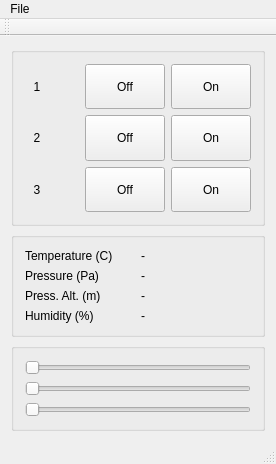
Before: the Qt Designer form remote/mainwindow.ui in cvilas/envmon, drawn with Qt 5.
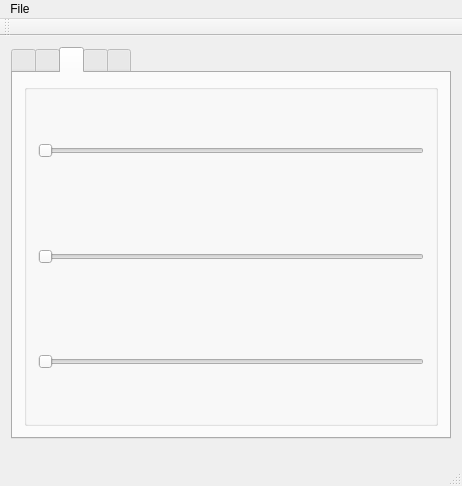
After: the same form once the commit is applied. The open tabs and pages were chosen to show the change. Icons and pictures are not drawn. Custom widgets are drawn as their Qt base class.

What changed in the file:
```diff
--- a/remote/mainwindow.ui
+++ b/remote/mainwindow.ui
@@ -6,14 +6,34 @@
    <rect>
     <x>0</x>
     <y>0</y>
-    <width>276</width>
-    <height>464</height>
+    <width>462</width>
+    <height>486</height>
    </rect>
   </property>
   <property name="windowTitle">
    <string>iota remote</string>
   </property>
   <widget class="QWidget" name="centralWidget">
+   <layout class="QGridLayout" name="gridLayout_6">
+    <item row="0" column="0">
+     <widget class="QTabWidget" name="tabWidget">
+      <property name="currentIndex">
+       <number>1</number>
+      </property>
+      <property name="iconSize">
+       <size>
+        <width>48</width>
+        <height>48</height>
+       </size>
+      </property>
+      <widget class="QWidget" name="switchesTab">
+       <attribute name="icon">
+        <iconset resource="resources.qrc">
+         <normaloff>:/images/plug.png</normaloff>:/images/plug.png</iconset>
+       </attribute>
+       <attribute name="title">
+        <string/>
+       </attribute>
    <layout class="QGridLayout" name="gridLayout">
     <item row="0" column="0">
      <widget class="QGroupBox" name="switchGroup">
@@ -21,23 +41,7 @@
        <string/>
       </property>
       <layout class="QGridLayout" name="gridLayout_2">
-       <item row="0" column="0">
-        <widget class="QLabel" name="lblBtn0">
-         <property name="sizePolicy">
-          <sizepolicy hsizetype="Minimum" vsizetype="Preferred">
-           <horstretch>0</horstretch>
-           <verstretch>0</verstretch>
-          </sizepolicy>
-         </property>
-         <property name="text">
-          <string>1</string>
-         </property>
-         <property name="alignment">
-          <set>Qt::AlignCenter</set>
-         </property>
-        </widget>
-       </item>
-       <item row="0" column="2">
+           <item row="0" column="1">
         <widget class="QPushButton" name="offBtn0">
          <property name="sizePolicy">
           <sizepolicy hsizetype="Minimum" vsizetype="Minimum">
@@ -50,7 +54,7 @@
          </property>
         </widget>
        </item>
-       <item row="0" column="3">
+           <item row="0" column="2">
         <widget class="QPushButton" name="onBtn0">
          <property name="sizePolicy">
           <sizepolicy hsizetype="Minimum" vsizetype="Minimum">
@@ -63,23 +67,7 @@
          </property>
         </widget>
        </item>
-       <item row="1" column="0">
-        <widget class="QLabel" name="lblBtn1">
-         <property name="sizePolicy">
-          <sizepolicy hsizetype="Minimum" vsizetype="Preferred">
-           <horstretch>0</horstretch>
-           <verstretch>0</verstretch>
-          </sizepolicy>
-         </property>
-         <property name="text">
-          <string>2</string>
-         </property>
-         <property name="alignment">
-          <set>Qt::AlignCenter</set>
-         </property>
-        </widget>
-       </item>
-       <item row="1" column="2">
+           <item row="1" column="1">
         <widget class="QPushButton" name="offBtn1">
          <property name="sizePolicy">
           <sizepolicy hsizetype="Minimum" vsizetype="Minimum">
@@ -92,7 +80,7 @@
          </property>
         </widget>
        </item>
-       <item row="1" column="3">
+           <item row="1" column="2">
         <widget class="QPushButton" name="onBtn1">
          <property name="sizePolicy">
           <sizepolicy hsizetype="Minimum" vsizetype="Minimum">
@@ -105,23 +93,7 @@
          </property>
         </widget>
        </item>
-       <item row="2" column="0">
-        <widget class="QLabel" name="lblBtn2">
-         <property name="sizePolicy">
-          <sizepolicy hsizetype="Minimum" vsizetype="Minimum">
-           <horstretch>0</horstretch>
-           <verstretch>0</verstretch>
-          </sizepolicy>
-         </property>
-         <property name="text">
-          <string>3</string>
-         </property>
-         <property name="alignment">
-          <set>Qt::AlignCenter</set>
-         </property>
-        </widget>
-       </item>
-       <item row="2" column="2">
+           <item row="2" column="1">
         <widget class="QPushButton" name="offBtn2">
          <property name="sizePolicy">
           <sizepolicy hsizetype="Minimum" vsizetype="Minimum">
@@ -134,7 +106,7 @@
          </property>
         </widget>
        </item>
-       <item row="2" column="3">
+           <item row="2" column="2">
         <widget class="QPushButton" name="onBtn2">
          <property name="sizePolicy">
           <sizepolicy hsizetype="Minimum" vsizetype="Minimum">
@@ -147,7 +119,7 @@
          </property>
         </widget>
        </item>
-       <item row="0" column="1">
+           <item row="0" column="0">
         <widget class="SwitchStatusIndicator" name="swStatus0" native="true">
          <property name="sizePolicy">
           <sizepolicy hsizetype="Preferred" vsizetype="MinimumExpanding">
@@ -163,7 +135,7 @@
          </property>
         </widget>
        </item>
-       <item row="1" column="1">
+           <item row="1" column="0">
         <widget class="SwitchStatusIndicator" name="swStatus1" native="true">
          <property name="sizePolicy">
           <sizepolicy hsizetype="Preferred" vsizetype="MinimumExpanding">
@@ -198,7 +170,18 @@
       </layout>
      </widget>
     </item>
-    <item row="1" column="0">
+       </layout>
+      </widget>
+      <widget class="QWidget" name="weatherTab">
+       <attribute name="icon">
+        <iconset resource="resources.qrc">
+         <normaloff>:/images/weather.png</normaloff>:/images/weather.png</iconset>
+       </attribute>
+       <attribute name="title">
+        <string/>
+       </attribute>
+       <layout class="QGridLayout" name="gridLayout_4">
+        <item row="0" column="0">
      <widget class="QGroupBox" name="weatherGroup">
       <property name="title">
        <string/>
@@ -263,7 +246,18 @@
       </layout>
      </widget>
     </item>
-    <item row="2" column="0">
+       </layout>
+      </widget>
+      <widget class="QWidget" name="lampTab">
+       <attribute name="icon">
+        <iconset resource="resources.qrc">
+         <normaloff>:/images/lamp.png</normaloff>:/images/lamp.png</iconset>
+       </attribute>
+       <attribute name="title">
+        <string/>
+       </attribute>
+       <layout class="QGridLayout" name="gridLayout_5">
+        <item row="0" column="0">
      <widget class="QGroupBox" name="lightGroup">
       <property name="title">
        <string/>
@@ -271,6 +265,12 @@
       <layout class="QVBoxLayout" name="verticalLayout">
        <item>
         <widget class="QSlider" name="redLampValue">
+             <property name="sizePolicy">
+              <sizepolicy hsizetype="Expanding" vsizetype="MinimumExpanding">
+               <horstretch>0</horstretch>
+               <verstretch>0</verstretch>
+              </sizepolicy>
+             </property>
          <property name="maximum">
           <number>255</number>
          </property>
@@ -281,6 +281,12 @@
        </item>
        <item>
         <widget class="QSlider" name="greenLampValue">
+             <property name="sizePolicy">
+              <sizepolicy hsizetype="Expanding" vsizetype="MinimumExpanding">
+               <horstretch>0</horstretch>
+               <verstretch>0</verstretch>
+              </sizepolicy>
+             </property>
          <property name="maximum">
           <number>255</number>
          </property>
@@ -291,6 +297,12 @@
        </item>
        <item>
         <widget class="QSlider" name="blueLampValue">
+             <property name="sizePolicy">
+              <sizepolicy hsizetype="Expanding" vsizetype="MinimumExpanding">
+               <horstretch>0</horstretch>
+               <verstretch>0</verstretch>
+              </sizepolicy>
+             </property>
          <property name="maximum">
           <number>255</number>
          </property>
@@ -300,6 +312,28 @@
         </widget>
        </item>
       </layout>
+         </widget>
+        </item>
+       </layout>
+      </widget>
+      <widget class="QWidget" name="motionTab">
+       <attribute name="icon">
+        <iconset resource="resources.qrc">
+         <normaloff>:/images/intruder.png</normaloff>:/images/intruder.png</iconset>
+       </attribute>
+       <attribute name="title">
+        <string/>
+       </attribute>
+      </widget>
+      <widget class="QWidget" name="settingsTab">
+       <attribute name="icon">
+        <iconset resource="resources.qrc">
+         <normaloff>:/images/settings.png</normaloff>:/images/settings.png</iconset>
+       </attribute>
+       <attribute name="title">
+        <string/>
+       </attribute>
+      </widget>
      </widget>
     </item>
    </layout>
@@ -309,7 +343,7 @@
     <rect>
      <x>0</x>
      <y>0</y>
-     <width>276</width>
+     <width>462</width>
      <height>20</height>
     </rect>
    </property>
@@ -330,7 +364,14 @@
     <bool>false</bool>
    </attribute>
   </widget>
-  <widget class="QStatusBar" name="statusBar"/>
+  <widget class="QStatusBar" name="statusBar">
+   <property name="minimumSize">
+    <size>
+     <width>0</width>
+     <height>36</height>
+    </size>
+   </property>
+  </widget>
   <action name="actionExit">
    <property name="text">
     <string>Exit</string>
```
Left out of the diff: 6 changed lines with no effect on the pictures. Lines whose indentation alone changed are shown as unchanged.
